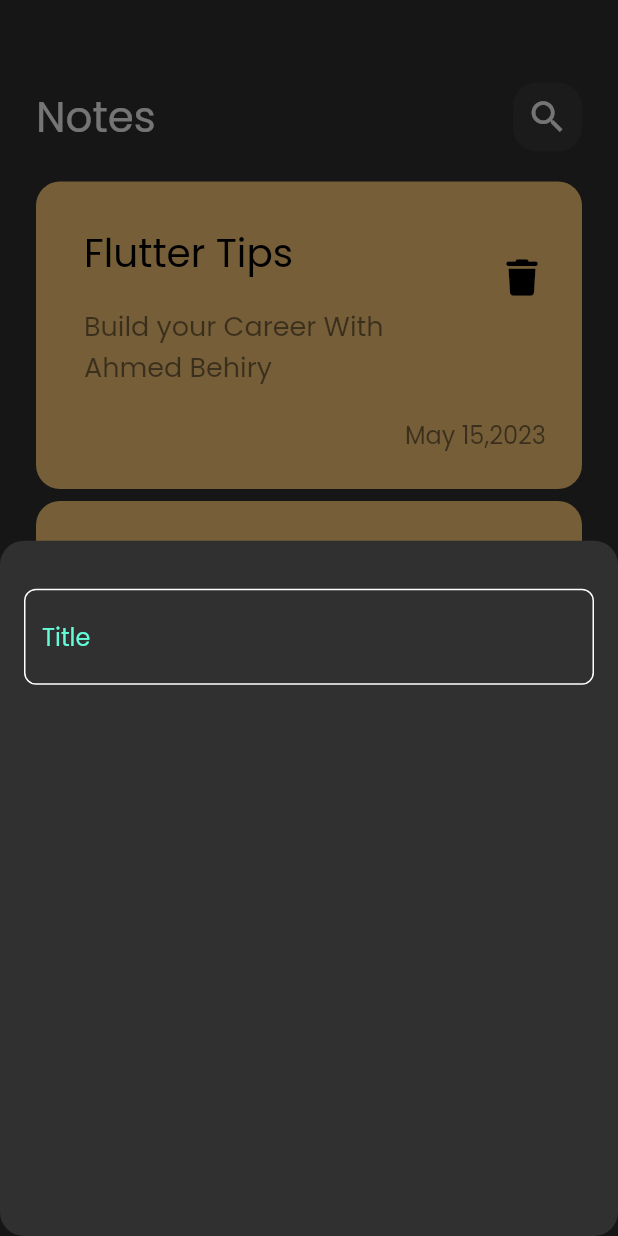
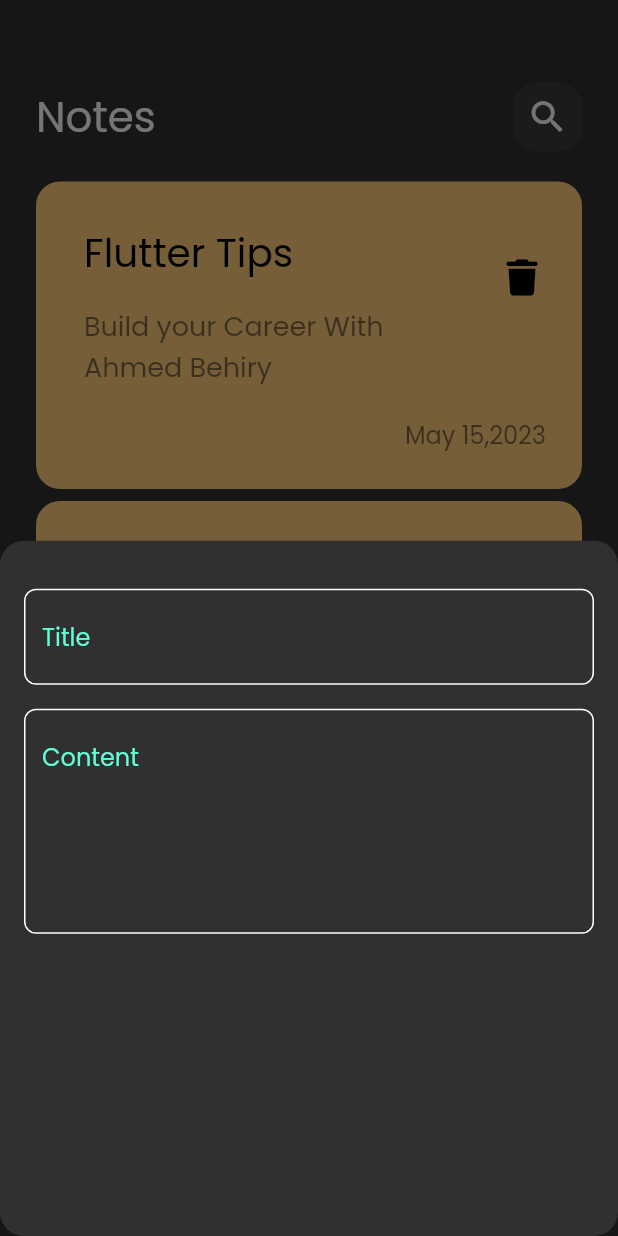
Before and after one commit to a7medbehiry/notes_app, a Flutter app: the screen it shows after launch, after a tap on the "add" icon, on a phone screen of 412 x 824 dp. Run offline on Flutter 3.47's test engine with Material 2 defaults, Android fonts, the phone set to English and light mode, and no system bars; our stand-ins replace font_awesome_flutter.

Commit message:
add fields to notes bottom sheet

```diff
--- a/lib/widgets/custom_note_bottom_sheet.dart
+++ b/lib/widgets/custom_note_bottom_sheet.dart
@@ -15,7 +15,16 @@ class CustomNoteBottomSheet extends StatelessWidget {
           SizedBox(
             height: 32,
           ),
-          CustomTextField(),
+          CustomTextField(
+            hintText: 'Title',
+          ),
+          SizedBox(
+            height: 16,
+          ),
+          CustomTextField(
+            hintText: 'Content',
+            maxLines: 5,
+          ),
         ],
       ),
     );
--- a/lib/widgets/custom_text_field.dart
+++ b/lib/widgets/custom_text_field.dart
@@ -2,7 +2,9 @@ import 'package:flutter/material.dart';
 import 'package:notesapp/constants.dart';
 
 class CustomTextField extends StatelessWidget {
-  const CustomTextField({super.key});
+  final String hintText;
+  final int maxLines;
+  const CustomTextField({super.key, required this.hintText, this.maxLines = 1});
 
   @override
   Widget build(BuildContext context) {
@@ -13,12 +15,13 @@ class CustomTextField extends StatelessWidget {
         focusedBorder: textFieldBorder(
           kPrimaryColor,
         ),
-        hintText: 'Title',
+        hintText: hintText,
         hintStyle: TextStyle(
           color: kPrimaryColor,
         ),
       ),
       cursorColor: kPrimaryColor,
+      maxLines: maxLines,
     );
   }
 
```
